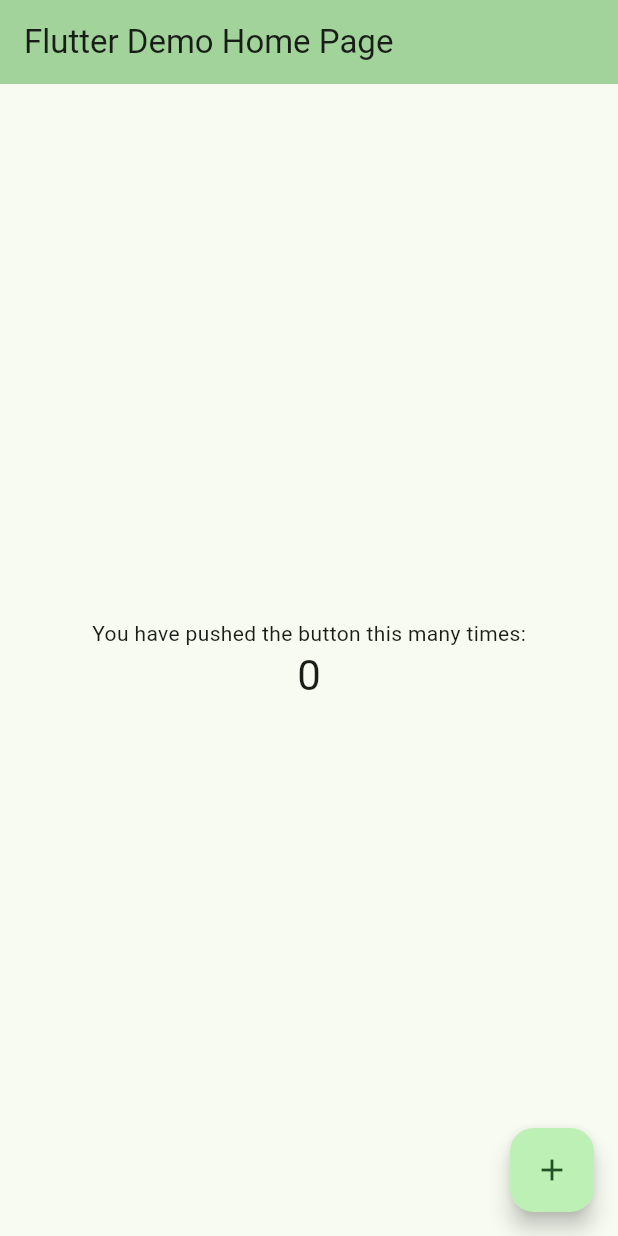
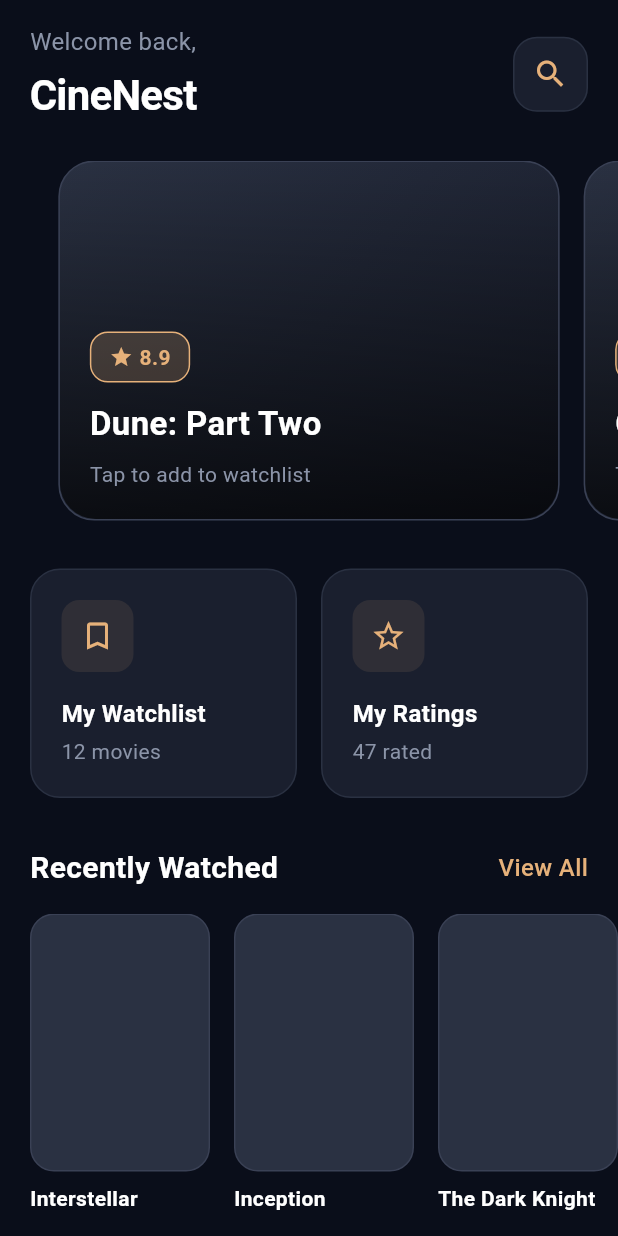
Before and after one commit to Fayroth/cine_nest, a Flutter app: the screen it shows after launch, on a phone screen of 412 x 824 dp. Run offline on Flutter 3.47's test engine with Material 3 defaults, Android fonts, the phone set to English and light mode, and no system bars.

Commit message:
First commit with first version of the home screen with placeholders

```diff
--- /dev/null
+++ b/lib/UI/screens/HomeScreen.dart
@@ -0,0 +1,529 @@
+import 'package:flutter/material.dart';
+
+class HomeScreen extends StatefulWidget {
+  @override
+  _HomeScreenState createState() => _HomeScreenState();
+}
+
+class _HomeScreenState extends State<HomeScreen> with TickerProviderStateMixin {
+  late AnimationController _fadeController;
+  late AnimationController _slideController;
+  late Animation<double> _fadeAnimation;
+  late Animation<Offset> _slideAnimation;
+
+  @override
+  void initState() {
+    super.initState();
+    _fadeController = AnimationController(
+      duration: Duration(milliseconds: 800),
+      vsync: this,
+    );
+    _slideController = AnimationController(
+      duration: Duration(milliseconds: 600),
+      vsync: this,
+    );
+
+    _fadeAnimation = Tween<double>(begin: 0.0, end: 1.0).animate(
+      CurvedAnimation(parent: _fadeController, curve: Curves.easeOut),
+    );
+
+    _slideAnimation = Tween<Offset>(
+      begin: Offset(0, 0.3),
+      end: Offset.zero,
+    ).animate(CurvedAnimation(parent: _slideController, curve: Curves.easeOut));
+
+    _fadeController.forward();
+    _slideController.forward();
+  }
+
+  @override
+  void dispose() {
+    _fadeController.dispose();
+    _slideController.dispose();
+    super.dispose();
+  }
+
+  @override
+  Widget build(BuildContext context) {
+    return Scaffold(
+      backgroundColor: Color(0xFF0A0E1A),
+      body: SafeArea(
+        child: FadeTransition(
+          opacity: _fadeAnimation,
+          child: SlideTransition(
+            position: _slideAnimation,
+            child: CustomScrollView(
+              physics: BouncingScrollPhysics(),
+              slivers: [
+                _buildAppBar(),
+                SliverToBoxAdapter(child: SizedBox(height: 8)),
+                _buildFeaturedSection(),
+                SliverToBoxAdapter(child: SizedBox(height: 32)),
+                _buildQuickActions(),
+                SliverToBoxAdapter(child: SizedBox(height: 32)),
+                _buildRecentlyWatched(),
+                SliverToBoxAdapter(child: SizedBox(height: 32)),
+                _buildYourRatings(),
+                SliverToBoxAdapter(child: SizedBox(height: 32)),
+                _buildTrendingSection(),
+                SliverToBoxAdapter(child: SizedBox(height: 100)),
+              ],
+            ),
+          ),
+        ),
+      ),
+    );
+  }
+
+  Widget _buildAppBar() {
+    return SliverToBoxAdapter(
+      child: Padding(
+        padding: EdgeInsets.symmetric(horizontal: 20, vertical: 16),
+        child: Row(
+          mainAxisAlignment: MainAxisAlignment.spaceBetween,
+          children: [
+            Column(
+              crossAxisAlignment: CrossAxisAlignment.start,
+              children: [
+                Text(
+                  'Welcome back,',
+                  style: TextStyle(
+                    color: Color(0xFF8B94A8),
+                    fontSize: 16,
+                    fontWeight: FontWeight.w400,
+                  ),
+                ),
+                SizedBox(height: 4),
+                Text(
+                  'CineNest',
+                  style: TextStyle(
+                    color: Colors.white,
+                    fontSize: 28,
+                    fontWeight: FontWeight.w700,
+                    letterSpacing: -0.5,
+                  ),
+                ),
+              ],
+            ),
+            Container(
+              padding: EdgeInsets.all(12),
+              decoration: BoxDecoration(
+                color: Color(0xFF1A1F2E),
+                borderRadius: BorderRadius.circular(16),
+                border: Border.all(color: Color(0xFF2A3142), width: 1),
+              ),
+              child: Icon(
+                Icons.search,
+                color: Color(0xFFE6B17A),
+                size: 24,
+              ),
+            ),
+          ],
+        ),
+      ),
+    );
+  }
+
+  Widget _buildFeaturedSection() {
+    return SliverToBoxAdapter(
+      child: Container(
+        height: 240,
+        child: PageView.builder(
+          controller: PageController(viewportFraction: 0.85),
+          itemCount: 3,
+          itemBuilder: (context, index) {
+            return Container(
+              margin: EdgeInsets.symmetric(horizontal: 8),
+              child: _buildFeaturedCard(index),
+            );
+          },
+        ),
+      ),
+    );
+  }
+
+  Widget _buildFeaturedCard(int index) {
+    final titles = ['Dune: Part Two', 'Oppenheimer', 'The Batman'];
+    final ratings = [8.9, 8.7, 8.1];
+
+    return Container(
+      decoration: BoxDecoration(
+        borderRadius: BorderRadius.circular(24),
+        gradient: LinearGradient(
+          begin: Alignment.topLeft,
+          end: Alignment.bottomRight,
+          colors: [
+            Color(0xFF2A3142),
+            Color(0xFF1A1F2E),
+          ],
+        ),
+        border: Border.all(color: Color(0xFF3A4155), width: 1),
+      ),
+      child: ClipRRect(
+        borderRadius: BorderRadius.circular(24),
+        child: Stack(
+          children: [
+            Container(
+              width: double.infinity,
+              height: double.infinity,
+              decoration: BoxDecoration(
+                gradient: LinearGradient(
+                  begin: Alignment.topCenter,
+                  end: Alignment.bottomCenter,
+                  colors: [
+                    Colors.transparent,
+                    Colors.black.withOpacity(0.7),
+                  ],
+                ),
+              ),
+            ),
+            Positioned(
+              bottom: 20,
+              left: 20,
+              right: 20,
+              child: Column(
+                crossAxisAlignment: CrossAxisAlignment.start,
+                children: [
+                  Container(
+                    padding: EdgeInsets.symmetric(horizontal: 12, vertical: 6),
+                    decoration: BoxDecoration(
+                      color: Color(0xFFE6B17A).withOpacity(0.2),
+                      borderRadius: BorderRadius.circular(12),
+                      border: Border.all(color: Color(0xFFE6B17A), width: 1),
+                    ),
+                    child: Row(
+                      mainAxisSize: MainAxisSize.min,
+                      children: [
+                        Icon(Icons.star, color: Color(0xFFE6B17A), size: 16),
+                        SizedBox(width: 4),
+                        Text(
+                          '${ratings[index]}',
+                          style: TextStyle(
+                            color: Color(0xFFE6B17A),
+                            fontSize: 14,
+                            fontWeight: FontWeight.w600,
+                          ),
+                        ),
+                      ],
+                    ),
+                  ),
+                  SizedBox(height: 12),
+                  Text(
+                    titles[index],
+                    style: TextStyle(
+                      color: Colors.white,
+                      fontSize: 22,
+                      fontWeight: FontWeight.w700,
+                    ),
+                  ),
+                  SizedBox(height: 8),
+                  Text(
+                    'Tap to add to watchlist',
+                    style: TextStyle(
+                      color: Color(0xFF8B94A8),
+                      fontSize: 14,
+                    ),
+                  ),
+                ],
+              ),
+            ),
+          ],
+        ),
+      ),
+    );
+  }
+
+  Widget _buildQuickActions() {
+    return SliverToBoxAdapter(
+      child: Padding(
+        padding: EdgeInsets.symmetric(horizontal: 20),
+        child: Row(
+          children: [
+            Expanded(child: _buildActionCard('My Watchlist', Icons.bookmark_outline, '12 movies')),
+            SizedBox(width: 16),
+            Expanded(child: _buildActionCard('My Ratings', Icons.star_outline, '47 rated')),
+          ],
+        ),
+      ),
+    );
+  }
+
+  Widget _buildActionCard(String title, IconData icon, String subtitle) {
+    return Container(
+      padding: EdgeInsets.all(20),
+      decoration: BoxDecoration(
+        color: Color(0xFF1A1F2E),
+        borderRadius: BorderRadius.circular(20),
+        border: Border.all(color: Color(0xFF2A3142), width: 1),
+      ),
+      child: Column(
+        crossAxisAlignment: CrossAxisAlignment.start,
+        children: [
+          Container(
+            padding: EdgeInsets.all(12),
+            decoration: BoxDecoration(
+              color: Color(0xFFE6B17A).withOpacity(0.1),
+              borderRadius: BorderRadius.circular(12),
+            ),
+            child: Icon(icon, color: Color(0xFFE6B17A), size: 24),
+          ),
+          SizedBox(height: 16),
+          Text(
+            title,
+            style: TextStyle(
+              color: Colors.white,
+              fontSize: 16,
+              fontWeight: FontWeight.w600,
+            ),
+          ),
+          SizedBox(height: 4),
+          Text(
+            subtitle,
+            style: TextStyle(
+              color: Color(0xFF8B94A8),
+              fontSize: 14,
+            ),
+          ),
+        ],
+      ),
+    );
+  }
+
+  Widget _buildSection(String title, String action) {
+    return SliverToBoxAdapter(
+      child: Padding(
+        padding: EdgeInsets.symmetric(horizontal: 20),
+        child: Row(
+          mainAxisAlignment: MainAxisAlignment.spaceBetween,
+          children: [
+            Text(
+              title,
+              style: TextStyle(
+                color: Colors.white,
+                fontSize: 20,
+                fontWeight: FontWeight.w700,
+              ),
+            ),
+            Text(
+              action,
+              style: TextStyle(
+                color: Color(0xFFE6B17A),
+                fontSize: 16,
+                fontWeight: FontWeight.w500,
+              ),
+            ),
+          ],
+        ),
+      ),
+    );
+  }
+
+  Widget _buildRecentlyWatched() {
+    return SliverToBoxAdapter(
+      child: Column(
+        children: [
+          Padding(
+            padding: EdgeInsets.symmetric(horizontal: 20),
+            child: Row(
+              mainAxisAlignment: MainAxisAlignment.spaceBetween,
+              children: [
+                Text(
+                  'Recently Watched',
+                  style: TextStyle(
+                    color: Colors.white,
+                    fontSize: 20,
+                    fontWeight: FontWeight.w700,
+                  ),
+                ),
+                Text(
+                  'View All',
+                  style: TextStyle(
+                    color: Color(0xFFE6B17A),
+                    fontSize: 16,
+                    fontWeight: FontWeight.w500,
+                  ),
+                ),
+              ],
+            ),
+          ),
+          SizedBox(height: 16),
+          Container(
+            height: 200,
+            child: ListView.builder(
+              scrollDirection: Axis.horizontal,
+              padding: EdgeInsets.symmetric(horizontal: 20),
+              itemCount: 5,
+              itemBuilder: (context, index) {
+                return _buildMovieCard(index, isSmall: true);
+              },
+            ),
+          ),
+        ],
+      ),
+    );
+  }
+
+  Widget _buildYourRatings() {
+    return SliverToBoxAdapter(
+      child: Column(
+        children: [
+          Padding(
+            padding: EdgeInsets.symmetric(horizontal: 20),
+            child: Row(
+              mainAxisAlignment: MainAxisAlignment.spaceBetween,
+              children: [
+                Text(
+                  'Your Top Rated',
+                  style: TextStyle(
+                    color: Colors.white,
+                    fontSize: 20,
+                    fontWeight: FontWeight.w700,
+                  ),
+                ),
+                Text(
+                  'View All',
+                  style: TextStyle(
+                    color: Color(0xFFE6B17A),
+                    fontSize: 16,
+                    fontWeight: FontWeight.w500,
+                  ),
+                ),
+              ],
+            ),
+          ),
+          SizedBox(height: 16),
+          Container(
+            height: 200,
+            child: ListView.builder(
+              scrollDirection: Axis.horizontal,
+              padding: EdgeInsets.symmetric(horizontal: 20),
+              itemCount: 5,
+              itemBuilder: (context, index) {
+                return _buildMovieCard(index, isSmall: true, showRating: true);
+              },
+            ),
+          ),
+        ],
+      ),
+    );
+  }
+
+  Widget _buildTrendingSection() {
+    return SliverToBoxAdapter(
+      child: Column(
+        children: [
+          Padding(
+            padding: EdgeInsets.symmetric(horizontal: 20),
+            child: Row(
+              mainAxisAlignment: MainAxisAlignment.spaceBetween,
+              children: [
+                Text(
+                  'Trending Now',
+                  style: TextStyle(
+                    color: Colors.white,
+                    fontSize: 20,
+                    fontWeight: FontWeight.w700,
+                  ),
+                ),
+                Text(
+                  'View All',
+                  style: TextStyle(
+                    color: Color(0xFFE6B17A),
+                    fontSize: 16,
+                    fontWeight: FontWeight.w500,
+                  ),
+                ),
+              ],
+            ),
+          ),
+          SizedBox(height: 16),
+          Container(
+            height: 200,
+            child: ListView.builder(
+              scrollDirection: Axis.horizontal,
+              padding: EdgeInsets.symmetric(horizontal: 20),
+              itemCount: 5,
+              itemBuilder: (context, index) {
+                return _buildMovieCard(index, isSmall: true);
+              },
+            ),
+          ),
+        ],
+      ),
+    );
+  }
+
+  Widget _buildMovieCard(int index, {bool isSmall = false, bool showRating = false}) {
+    final titles = ['Interstellar', 'Inception', 'The Dark Knight', 'Pulp Fiction', 'Fight Club'];
+    final ratings = [9.2, 9.0, 8.8, 8.9, 8.7];
+
+    return Container(
+      width: isSmall ? 120 : 160,
+      margin: EdgeInsets.only(right: 16),
+      child: Column(
+        crossAxisAlignment: CrossAxisAlignment.start,
+        children: [
+          Expanded(
+            child: Container(
+              decoration: BoxDecoration(
+                color: Color(0xFF2A3142),
+                borderRadius: BorderRadius.circular(16),
+                border: Border.all(color: Color(0xFF3A4155), width: 1),
+              ),
+              child: Stack(
+                children: [
+                  ClipRRect(
+                    borderRadius: BorderRadius.circular(16),
+                    child: Container(
+                      width: double.infinity,
+                      height: double.infinity,
+                      color: Color(0xFF2A3142),
+                    ),
+                  ),
+                  if (showRating)
+                    Positioned(
+                      top: 8,
+                      right: 8,
+                      child: Container(
+                        padding: EdgeInsets.symmetric(horizontal: 8, vertical: 4),
+                        decoration: BoxDecoration(
+                          color: Colors.black.withOpacity(0.7),
+                          borderRadius: BorderRadius.circular(8),
+                        ),
+                        child: Row(
+                          mainAxisSize: MainAxisSize.min,
+                          children: [
+                            Icon(Icons.star, color: Color(0xFFE6B17A), size: 12),
+                            SizedBox(width: 2),
+                            Text(
+                              '${ratings[index]}',
+                              style: TextStyle(
+                                color: Colors.white,
+                                fontSize: 12,
+                                fontWeight: FontWeight.w600,
+                              ),
+                            ),
+                          ],
+                        ),
+                      ),
+                    ),
+                ],
+              ),
+            ),
+          ),
+          SizedBox(height: 8),
+          Text(
+            titles[index],
+            style: TextStyle(
+              color: Colors.white,
+              fontSize: 14,
+              fontWeight: FontWeight.w600,
+            ),
+            maxLines: 2,
+            overflow: TextOverflow.ellipsis,
+          ),
+        ],
+      ),
+    );
+  }
+}
--- a/lib/main.dart
+++ b/lib/main.dart
@@ -1,3 +1,4 @@
+import 'package:cine_nest/UI/screens/HomeScreen.dart';
 import 'package:flutter/material.dart';
 
 void main() {
@@ -7,116 +8,11 @@
 class MyApp extends StatelessWidget {
   const MyApp({super.key});
 
-  // This widget is the root of your application.
   @override
   Widget build(BuildContext context) {
     return MaterialApp(
-      title: 'Flutter Demo',
-      theme: ThemeData(
-        // This is the theme of your application.
-        //
-        // TRY THIS: Try running your application with "flutter run". You'll see
-        // the application has a purple toolbar. Then, without quitting the app,
-        // try changing the seedColor in the colorScheme below to Colors.green
-        // and then invoke "hot reload" (save your changes or press the "hot
-        // reload" button in a Flutter-supported IDE, or press "r" if you used
-        // the command line to start the app).
-        //
-        // Notice that the counter didn't reset back to zero; the application
-        // state is not lost during the reload. To reset the state, use hot
-        // restart instead.
-        //
-        // This works for code too, not just values: Most code changes can be
-        // tested with just a hot reload.
-        colorScheme: ColorScheme.fromSeed(seedColor: Colors.green),
-      ),
-      home: const MyHomePage(title: 'Flutter Demo Home Page'),
+      title: 'CineNest',
+      home: HomeScreen(),
     );
   }
 }
-
-class MyHomePage extends StatefulWidget {
-  const MyHomePage({super.key, required this.title});
-
-  // This widget is the home page of your application. It is stateful, meaning
-  // that it has a State object (defined below) that contains fields that affect
-  // how it looks.
-
-  // This class is the configuration for the state. It holds the values (in this
-  // case the title) provided by the parent (in this case the App widget) and
-  // used by the build method of the State. Fields in a Widget subclass are
-  // always marked "final".
-
-  final String title;
-
-  @override
-  State<MyHomePage> createState() => _MyHomePageState();
-}
-
-class _MyHomePageState extends State<MyHomePage> {
-  int _counter = 0;
-
-  void _incrementCounter() {
-    setState(() {
-      // This call to setState tells the Flutter framework that something has
-      // changed in this State, which causes it to rerun the build method below
-      // so that the display can reflect the updated values. If we changed
-      // _counter without calling setState(), then the build method would not be
-      // called again, and so nothing would appear to happen.
-      _counter++;
-    });
-  }
-
-  @override
-  Widget build(BuildContext context) {
-    // This method is rerun every time setState is called, for instance as done
-    // by the _incrementCounter method above.
-    //
-    // The Flutter framework has been optimized to make rerunning build methods
-    // fast, so that you can just rebuild anything that needs updating rather
-    // than having to individually change instances of widgets.
-    return Scaffold(
-      appBar: AppBar(
-        // TRY THIS: Try changing the color here to a specific color (to
-        // Colors.amber, perhaps?) and trigger a hot reload to see the AppBar
-        // change color while the other colors stay the same.
-        backgroundColor: Theme.of(context).colorScheme.inversePrimary,
-        // Here we take the value from the MyHomePage object that was created by
-        // the App.build method, and use it to set our appbar title.
-        title: Text(widget.title),
-      ),
-      body: Center(
-        // Center is a layout widget. It takes a single child and positions it
-        // in the middle of the parent.
-        child: Column(
-          // Column is also a layout widget. It takes a list of children and
-          // arranges them vertically. By default, it sizes itself to fit its
-          // children horizontally, and tries to be as tall as its parent.
-          //
-          // Column has various properties to control how it sizes itself and
-          // how it positions its children. Here we use mainAxisAlignment to
-          // center the children vertically; the main axis here is the vertical
-          // axis because Columns are vertical (the cross axis would be
-          // horizontal).
-          //
-          // TRY THIS: Invoke "debug painting" (choose the "Toggle Debug Paint"
-          // action in the IDE, or press "p" in the console), to see the
-          // wireframe for each widget.
-          mainAxisAlignment: MainAxisAlignment.center,
-          children: <Widget>[
-            const Text('You have pushed the button this many times:'),
-            Text(
-              '$_counter',
-              style: Theme.of(context).textTheme.headlineMedium,
-            ),
-          ],
-        ),
-      ),
-      floatingActionButton: FloatingActionButton(
-        onPressed: _incrementCounter,
-        tooltip: 'Increment',
-        child: const Icon(Icons.add),
-      ), // This trailing comma makes auto-formatting nicer for build methods.
-    );
-  }
-}
```
Also changed, not shown: lib/UI/screens/WatchList.dart (added).
